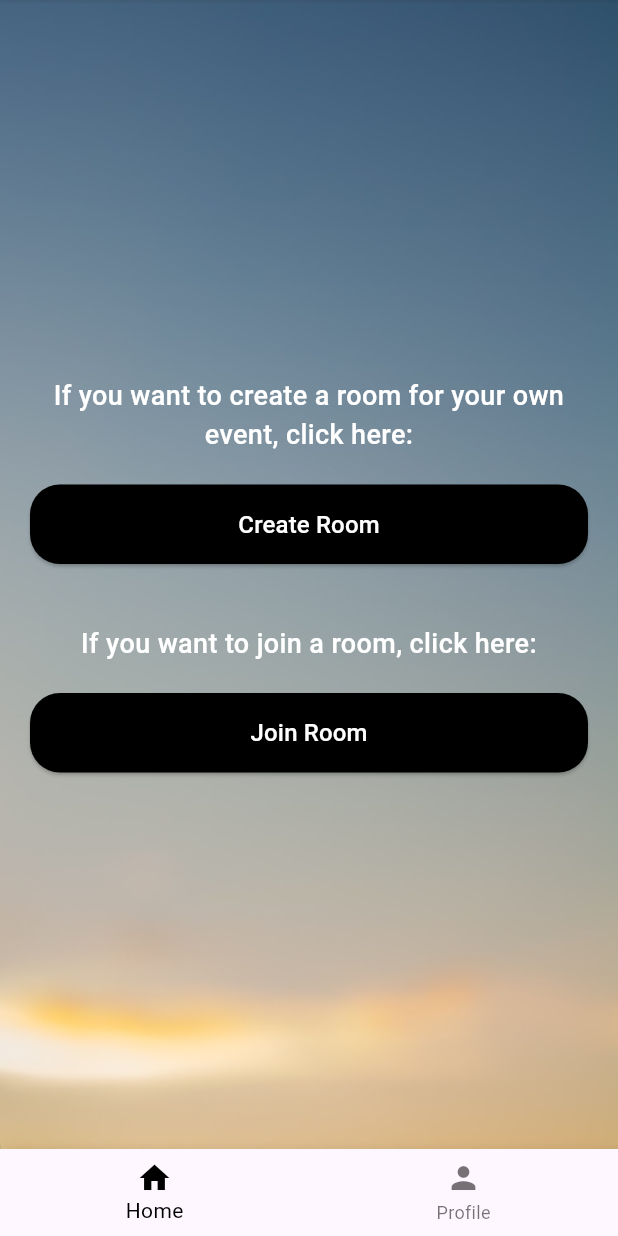
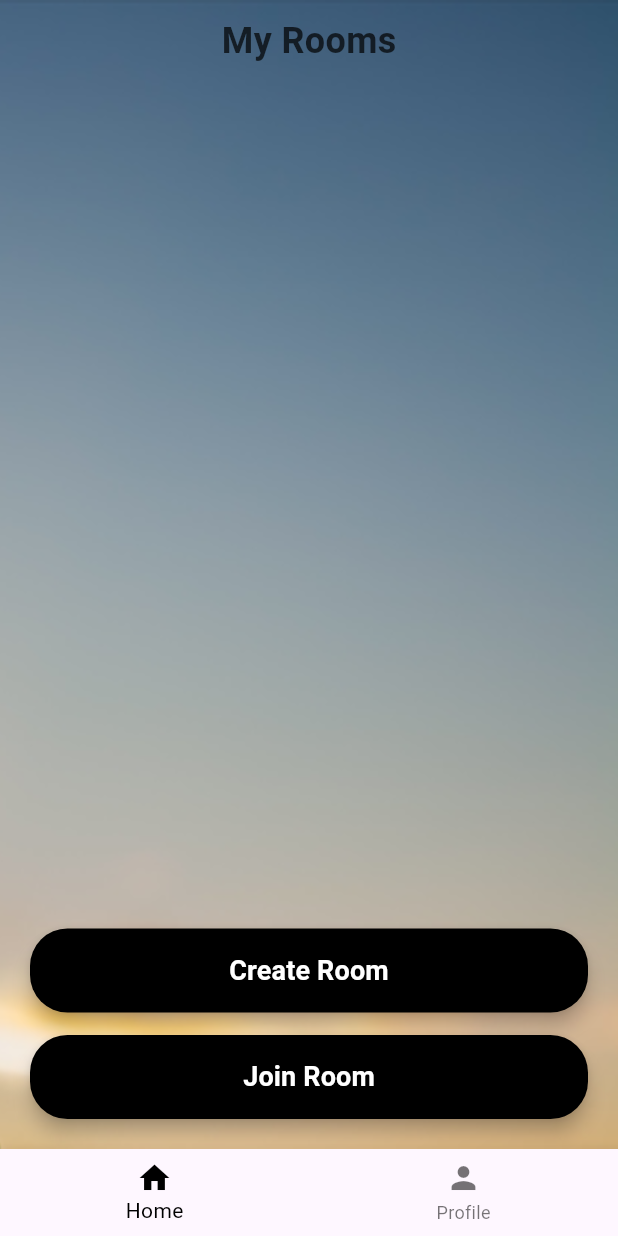
Before and after one commit to MuhammadTahmidurRahman/CSE-299-FACE-RECPGNITION-APP, a Flutter app: the CreateOrJoinRoomPage screen opened directly, on a phone screen of 412 x 824 dp. Run offline on Flutter 3.47's test engine with Material 3 defaults, Android fonts, the phone set to English and light mode, and no system bars; our stand-ins replace firebase_auth, firebase_core, firebase_database, firebase_storage, google_sign_in, image_picker and 2 more; missing offline and left inert: mobile_scanner; accounts and stored records are empty.

Commit message:
Update createorjoinroom.dart

```diff
--- a/lib/createorjoinroom.dart
+++ b/lib/createorjoinroom.dart
@@ -1,7 +1,10 @@
 import 'package:flutter/material.dart';
-import 'create_event.dart';  // Create Event Page
-import 'join_event.dart';  // Join Event Page
-import 'profile.dart';  // Profile Page
+import 'package:firebase_auth/firebase_auth.dart';
+import 'package:firebase_database/firebase_database.dart';
+import 'create_event.dart';
+import 'join_event.dart';
+import 'profile.dart';
+import 'eventroom.dart';
 
 class CreateOrJoinRoomPage extends StatefulWidget {
   @override
@@ -10,19 +13,114 @@ class CreateOrJoinRoomPage extends StatefulWidget {
 
 class _CreateOrJoinRoomPageState extends State<CreateOrJoinRoomPage> {
   int _selectedIndex = 0;
+  final User? user = FirebaseAuth.instance.currentUser;
+  List<Map<String, String>> rooms = [];
+  bool _isLoading = true;
+  String _errorMessage = '';
+
+  @override
+  void initState() {
+    super.initState();
+    _fetchRoomsFromFirebase();
+    _listenForRoomDeletions();
+  }
+
+  // Fetch rooms from Firebase Realtime Database
+  Future<void> _fetchRoomsFromFirebase() async {
+    try {
+      final DatabaseReference roomRef = FirebaseDatabase.instance.ref('rooms');
+      final snapshot = await roomRef.get();
+
+      if (snapshot.exists) {
+        List<Map<String, String>> fetchedRooms = [];
+
+        for (var child in snapshot.children) {
+          final roomData = child.value as Map<dynamic, dynamic>;
+          final String roomCode = child.key!;
+          final String roomName = roomData['roomName']?.toString() ?? 'Unknown Room';
+          final String? hostId = roomData['hostId']?.toString();
+          bool isUserInRoom = false;
+          String hostName = 'Unknown Host';
+
+          // Check if the current user is the host
+          if (hostId == user?.uid) {
+            isUserInRoom = true;
+            hostName = roomData['participants'][hostId]['name']?.toString() ?? 'Unknown Host';
+          }
+
+          // Check if the current user is in participants
+          final participantsData = roomData['participants'] as Map<dynamic, dynamic>?;
+          if (!isUserInRoom && participantsData != null) {
+            for (var participantEntry in participantsData.entries) {
+              final participantId = participantEntry.key;
+              if (participantId == user?.uid) {
+                isUserInRoom = true;
+                hostName = roomData['participants'][hostId]['name']?.toString() ?? 'Unknown Host';
+                break;
+              }
+            }
+          }
+
+          if (isUserInRoom) {
+            fetchedRooms.add({
+              'roomCode': roomCode,
+              'roomName': roomName,
+              'hostName': hostName,
+            });
+          }
+        }
+
+        setState(() {
+          rooms = fetchedRooms;
+          _isLoading = false;
+        });
+      } else {
+        setState(() {
+          rooms = [];
+          _isLoading = false;
+        });
+      }
+    } catch (error) {
+      setState(() {
+        _isLoading = false;
+        _errorMessage = 'Failed to fetch rooms. Please try again later.';
+      });
+    }
+  }
+
+  // Listen for room deletions from Firebase
+  void _listenForRoomDeletions() {
+    final DatabaseReference roomRef = FirebaseDatabase.instance.ref('rooms');
+    roomRef.onChildRemoved.listen((event) {
+      final String deletedRoomCode = event.snapshot.key!;
+      setState(() {
+        rooms.removeWhere((room) => room['roomCode'] == deletedRoomCode);
+      });
+    });
+  }
 
   // Function to handle bottom navigation bar tap
   void _onItemTapped(int index) {
     if (index == 1) {
       Navigator.push(
         context,
-        MaterialPageRoute(builder: (context) => ProfilePage()), // Navigate to Profile Page
+        MaterialPageRoute(builder: (context) => ProfilePage()),
       );
     } else {
       setState(() {
         _selectedIndex = index;
       });
     }
+  }
+
+  // Navigate to the EventRoom page when a room is tapped
+  void _navigateToEventRoom(String roomCode) {
+    Navigator.push(
+      context,
+      MaterialPageRoute(
+        builder: (context) => EventRoom(eventCode: roomCode),
+      ),
+    );
   }
 
   @override
@@ -32,31 +130,54 @@ class _CreateOrJoinRoomPageState extends State<CreateOrJoinRoomPage> {
         fit: StackFit.expand,
         children: [
           Image.asset(
-            'assets/hpbg1.png',  // Background image for the page
+            'assets/hpbg1.png',
             fit: BoxFit.cover,
           ),
           SafeArea(
-            child: Padding(
-              padding: const EdgeInsets.symmetric(horizontal: 20.0),
             child: Column(
-                mainAxisAlignment: MainAxisAlignment.center,
-                crossAxisAlignment: CrossAxisAlignment.center,
               children: [
-                  // Description for Create Room
-                  Text(
-                    'If you want to create a room for your own event, click here:',
+                Container(
+                  color: Colors.transparent,
+                  padding: EdgeInsets.symmetric(vertical: 10),
+                  child: Center(
+                    child: Text(
+                      'My Rooms',
                       style: TextStyle(
-                      color: Colors.white,
-                      fontSize: 18,
-                      fontWeight: FontWeight.w500,
+                        color: Colors.black.withOpacity(0.7),
+                        fontSize: 24,
+                        fontWeight: FontWeight.bold,
                       ),
-                    textAlign: TextAlign.center,
                     ),
-                  SizedBox(height: 20),
-                  // Create Room Button
+                  ),
+                ),
+                _isLoading
+                    ? Center(child: CircularProgressIndicator())
+                    : _errorMessage.isNotEmpty
+                    ? Center(
+                  child: Text(
+                    _errorMessage,
+                    style: TextStyle(color: Colors.red, fontSize: 18),
+                  ),
+                )
+                    : Expanded(
+                  child: ListView.builder(
+                    padding: EdgeInsets.all(20),
+                    itemCount: rooms.length,
+                    itemBuilder: (context, index) {
+                      return _buildRoomCard(
+                        rooms[index]['roomName']!,
+                        rooms[index]['hostName']!,
+                        rooms[index]['roomCode']!,
+                      );
+                    },
+                  ),
+                ),
+                Padding(
+                  padding: const EdgeInsets.all(20.0),
+                  child: Column(
+                    children: [
                       ElevatedButton(
                         onPressed: () {
-                      // Navigate to Create Event page
                           Navigator.push(
                             context,
                             MaterialPageRoute(builder: (context) => CreateEventPage()),
@@ -66,32 +187,24 @@ class _CreateOrJoinRoomPageState extends State<CreateOrJoinRoomPage> {
                           backgroundColor: Colors.black,
                           padding: EdgeInsets.symmetric(vertical: 15),
                           shape: RoundedRectangleBorder(
-                        borderRadius: BorderRadius.circular(20),
+                            borderRadius: BorderRadius.circular(25),
                           ),
+                          elevation: 5,
                         ),
                         child: Center(
                           child: Text(
                             'Create Room',
-                        style: TextStyle(color: Colors.white, fontSize: 16),
+                            style: TextStyle(
+                              color: Colors.white,
+                              fontSize: 18,
+                              fontWeight: FontWeight.bold,
                             ),
                           ),
                         ),
-                  SizedBox(height: 40),
-                  // Description for Join Room
-                  Text(
-                    'If you want to join a room, click here:',
-                    style: TextStyle(
-                      color: Colors.white,
-                      fontSize: 18,
-                      fontWeight: FontWeight.w500,
                       ),
-                    textAlign: TextAlign.center,
-                  ),
-                  SizedBox(height: 20),
-                  // Join Room Button
+                      SizedBox(height: 15),
                       ElevatedButton(
                         onPressed: () {
-                      // Navigate to Join Event page
                           Navigator.push(
                             context,
                             MaterialPageRoute(builder: (context) => JoinEventPage()),
@@ -101,23 +214,29 @@ class _CreateOrJoinRoomPageState extends State<CreateOrJoinRoomPage> {
                           backgroundColor: Colors.black,
                           padding: EdgeInsets.symmetric(vertical: 15),
                           shape: RoundedRectangleBorder(
-                        borderRadius: BorderRadius.circular(20),
+                            borderRadius: BorderRadius.circular(25),
                           ),
+                          elevation: 5,
                         ),
                         child: Center(
                           child: Text(
                             'Join Room',
-                        style: TextStyle(color: Colors.white, fontSize: 16),
+                            style: TextStyle(
+                              color: Colors.white,
+                              fontSize: 18,
+                              fontWeight: FontWeight.bold,
+                            ),
                           ),
                         ),
                       ),
                     ],
                   ),
                 ),
+              ],
+            ),
           ),
         ],
       ),
-      // Bottom Navigation Bar
       bottomNavigationBar: BottomNavigationBar(
         items: const <BottomNavigationBarItem>[
           BottomNavigationBarItem(
@@ -135,4 +254,31 @@ class _CreateOrJoinRoomPageState extends State<CreateOrJoinRoomPage> {
       ),
     );
   }
+
+  // Helper function to build room cards
+  Widget _buildRoomCard(String roomName, String hostName, String roomCode) {
+    return GestureDetector(
+      onTap: () {
+        _navigateToEventRoom(roomCode);
+      },
+      child: Card(
+        color: Colors.white.withOpacity(0.85),
+        margin: EdgeInsets.symmetric(vertical: 10),
+        elevation: 4,
+        shape: RoundedRectangleBorder(
+          borderRadius: BorderRadius.circular(15),
+        ),
+        child: ListTile(
+          title: Text(
+            roomName,
+            style: TextStyle(
+              fontWeight: FontWeight.bold,
+              fontSize: 18,
+            ),
+          ),
+          subtitle: Text('Hosted by: $hostName'),
+        ),
+      ),
+    );
   }
+}
```
Lines whose indentation alone changed are shown as unchanged.
